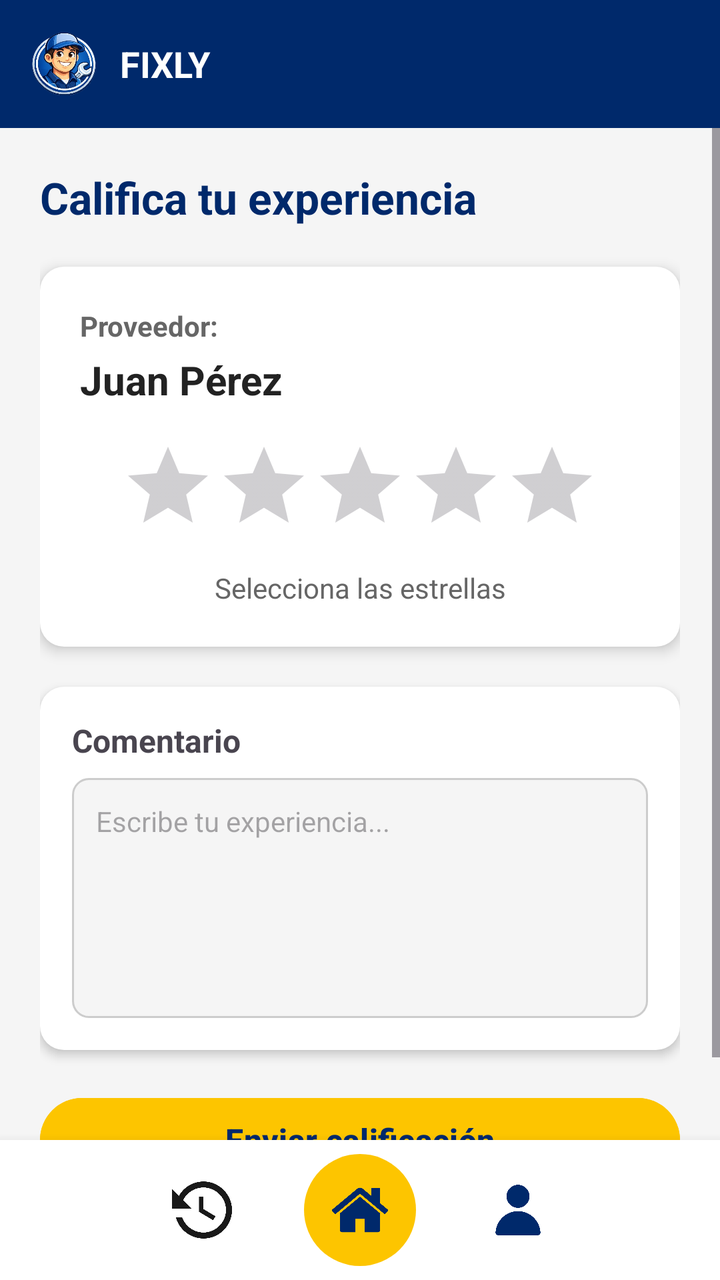
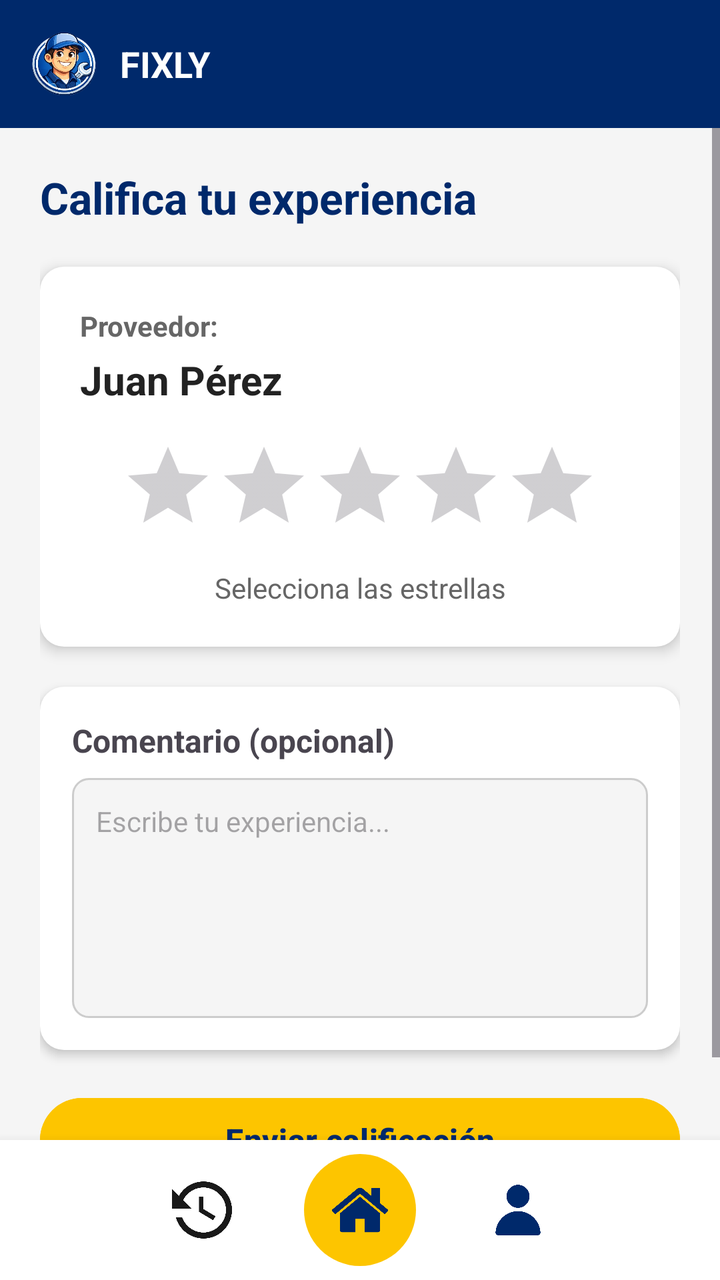

Before-and-after screenshots of an Android layout around one commit, followed by the original layout XML and the change that was made.
<!-- AndroidManifest.xml: application theme Theme.Fixly -->
<!-- res/layout/activity_calificar_servicio.xml -->
<?xml version="1.0" encoding="utf-8"?>
<LinearLayout
    xmlns:android="http://schemas.android.com/apk/res/android"
    android:id="@+id/layout_principal_calificar_servicio"
    android:layout_width="match_parent"
    android:layout_height="match_parent"
    android:orientation="vertical"
    android:background="#F5F5F5">

    <include layout="@layout/header"/>

    
    <ScrollView
        android:layout_width="match_parent"
        android:layout_height="0dp"
        android:layout_weight="1">

        <LinearLayout
            android:id="@+id/layout_contenido"
            android:layout_width="match_parent"
            android:layout_height="wrap_content"
            android:orientation="vertical"
            android:padding="20dp">

            <TextView
                android:id="@+id/texto_titulo_pantalla"
                android:layout_width="match_parent"
                android:layout_height="wrap_content"
                android:text="Califica tu experiencia"
                android:textSize="22sp"
                android:textStyle="bold"
                android:textColor="@color/azul_fixly"
                android:layout_marginBottom="20dp"/>

            
            <LinearLayout
                android:id="@+id/tarjeta_principal"
                android:layout_width="match_parent"
                android:layout_height="wrap_content"
                android:orientation="vertical"
                android:background="@drawable/fondo_tarjeta"
                android:padding="20dp"
                android:layout_marginBottom="20dp"
                android:elevation="4dp">


                <TextView
                    android:layout_width="wrap_content"
                    android:layout_height="wrap_content"
                    android:text="Proveedor:"
                    android:textSize="14sp"
                    android:textStyle="bold"
                    android:textColor="#666666"
                    android:layout_marginBottom="4dp"/>

                
                <TextView
                    android:id="@+id/texto_nombre_proveedor"
                    android:layout_width="match_parent"
                    android:layout_height="wrap_content"
                    android:text="Juan Pérez"
                    android:textSize="20sp"
                    android:textStyle="bold"
                    android:textColor="#222222"
                    android:layout_marginBottom="16dp"/>

                
                <RatingBar
                    android:id="@+id/rating_calificacion"
                    android:layout_width="wrap_content"
                    android:layout_height="wrap_content"
                    android:numStars="5"
                    android:stepSize="1"
                    android:layout_gravity="center"
                    android:layout_marginBottom="8dp"/>

                <TextView
                    android:layout_width="match_parent"
                    android:layout_height="wrap_content"
                    android:text="Selecciona las estrellas"
                    android:textSize="14sp"
                    android:textColor="#666666"
                    android:gravity="center"/>

            </LinearLayout>

            
            <LinearLayout
                android:id="@+id/tarjeta_comentario"
                android:layout_width="match_parent"
                android:layout_height="wrap_content"
                android:orientation="vertical"
                android:background="@drawable/fondo_tarjeta"
                android:padding="16dp"
                android:elevation="3dp"
                android:layout_marginBottom="20dp">

                <TextView
                    android:layout_width="wrap_content"
                    android:layout_height="wrap_content"
                    android:text="Comentario"
                    android:textStyle="bold"
                    android:textSize="16sp"
                    android:layout_marginBottom="8dp"/>

                <EditText
                    android:id="@+id/input_comentario"
                    android:layout_width="match_parent"
                    android:layout_height="120dp"
                    android:hint="Escribe tu experiencia..."
                    android:background="@drawable/fondo_input"
                    android:padding="12dp"
                    android:gravity="top"
                    android:textSize="14sp"
                    android:inputType="textMultiLine"/>

            </LinearLayout>

            <Button
                android:id="@+id/boton_enviar_calificacion"
                android:layout_width="match_parent"
                android:layout_height="50dp"
                android:text="Enviar calificación"
                android:textSize="16sp"
                android:textStyle="bold"
                android:backgroundTint="@color/amarillo_fixly"
                android:textColor="@color/azul_fixly"/>

        </LinearLayout>
    </ScrollView>

    <include layout="@layout/bottom_nav"/>

</LinearLayout>
<!-- res/layout/header.xml (included above) -->
<?xml version="1.0" encoding="utf-8"?>
<LinearLayout xmlns:android="http://schemas.android.com/apk/res/android"
    android:id="@+id/header_container"
    android:layout_width="match_parent"
    android:layout_height="64dp"
    android:background="@color/azul_fixly"
    android:gravity="center_vertical"
    android:paddingHorizontal="16dp">

    <ImageView
        android:layout_width="32dp"
        android:layout_height="32dp"
        android:src="@drawable/logo"
        android:scaleType="fitCenter" />

    <TextView
        android:layout_width="wrap_content"
        android:layout_height="wrap_content"
        android:text="FIXLY"
        android:textColor="@android:color/white"
        android:textSize="18sp"
        android:textStyle="bold"
        android:layout_marginStart="12dp" />

</LinearLayout>
<!-- res/layout/bottom_nav.xml (included above) -->
<?xml version="1.0" encoding="utf-8"?>
<LinearLayout xmlns:android="http://schemas.android.com/apk/res/android"
    xmlns:app="http://schemas.android.com/apk/res-auto"
    android:id="@+id/bottom_container"
    android:layout_width="match_parent"
    android:layout_height="70dp"
    android:background="@android:color/white"
    android:elevation="8dp"
    android:gravity="center"
    android:orientation="horizontal">

    <ImageView
        android:layout_width="30dp"
        android:layout_height="30dp"
        android:src="@drawable/icono_solicitudes" />

    <FrameLayout
        android:layout_width="56dp"
        android:layout_height="56dp"
        android:layout_marginHorizontal="36dp"
        android:background="@drawable/bg_home">

        <ImageView
            android:layout_width="28dp"
            android:layout_height="28dp"
            android:layout_gravity="center"
            android:src="@drawable/icono_home"
            app:tint="#00296b" />
    </FrameLayout>

    <ImageView
        android:layout_width="30dp"
        android:layout_height="30dp"
        android:src="@drawable/icono_usuario"
        app:tint="#00296b" />

</LinearLayout>
<!-- resources referenced by this layout -->
<resources>
  <color name="amarillo_fixly">#fdc500</color>
  <color name="azul_fixly">#00296b</color>
  <!-- drawable bg_home (drawable) -->
  <?xml version="1.0" encoding="utf-8"?>
  <shape xmlns:android="http://schemas.android.com/apk/res/android"
      android:shape="oval">
      <solid android:color="#fdc500"/>
  </shape>
  <!-- drawable fondo_input (drawable) -->
  <shape xmlns:android="http://schemas.android.com/apk/res/android">
      <solid android:color="#F5F5F5"/>
      <corners android:radius="8dp"/>
      <stroke
          android:width="1dp"
          android:color="#CCCCCC"/>
  </shape>
  <!-- drawable fondo_tarjeta (drawable) -->
  <shape xmlns:android="http://schemas.android.com/apk/res/android">
      <solid android:color="@android:color/white"/>
      <corners android:radius="12dp"/>
      <padding android:top="8dp" android:bottom="8dp"
          android:left="8dp" android:right="8dp"/>
  </shape>
  <!-- drawable icono_home: png bitmap (drawable, 9640 bytes) -->
  <!-- drawable icono_solicitudes: png bitmap (drawable, 14988 bytes) -->
  <!-- drawable icono_usuario: png bitmap (drawable, 6687 bytes) -->
  <!-- drawable logo: png bitmap (drawable, 142083 bytes) -->
  <style name="Theme.Fixly" parent="Base.Theme.Fixly" />
  <style name="Base.Theme.Fixly" parent="Theme.Material3.DayNight.NoActionBar">
          
          
      </style>
</resources>

<!-- the commit's change to res/layout/activity_calificar_servicio.xml (unified diff, before → after) -->
@@ -98,7 +98,7 @@
                 <TextView
                     android:layout_width="wrap_content"
                     android:layout_height="wrap_content"
-                    android:text="Comentario"
+                    android:text="Comentario (opcional)"
                     android:textStyle="bold"
                     android:textSize="16sp"
                     android:layout_marginBottom="8dp"/>
